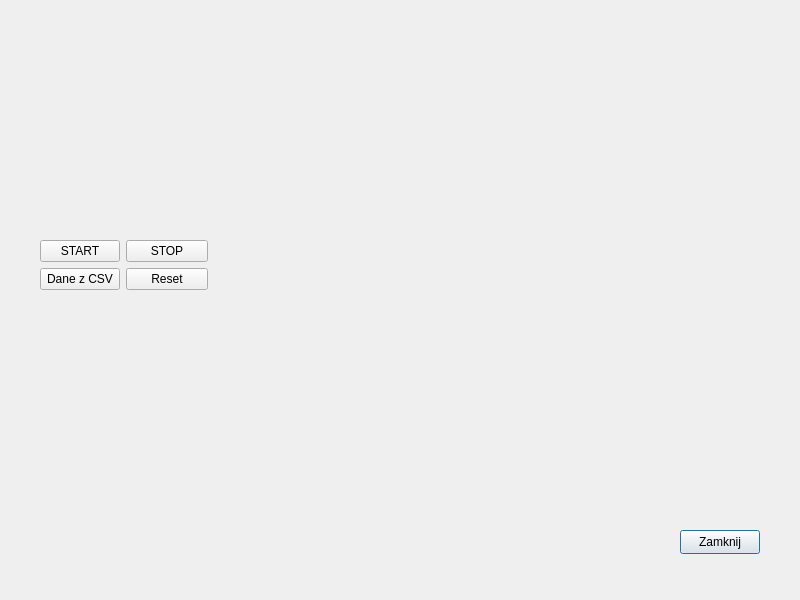
Qt form src/app/simwindow.ui (DomaszDomingo/Preventive_v2_0) before a commit.
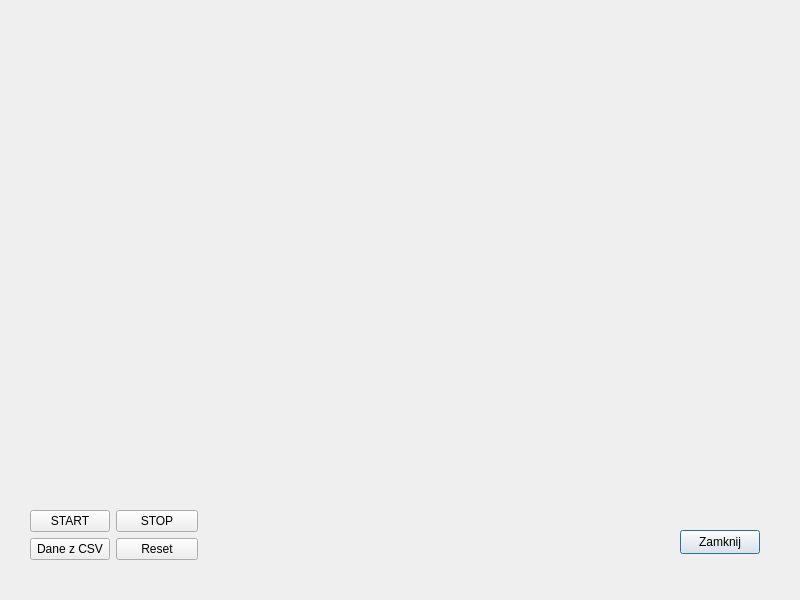
The same form after that commit. Custom widgets are drawn as their Qt base class.

```diff
--- a/src/app/simwindow.ui
+++ b/src/app/simwindow.ui
@@ -36,11 +36,11 @@
     </rect>
    </property>
   </widget>
-  <widget class="QWidget" name="">
+  <widget class="QWidget" name="layoutWidget">
    <property name="geometry">
     <rect>
-     <x>40</x>
-     <y>240</y>
+     <x>30</x>
+     <y>510</y>
      <width>168</width>
      <height>56</height>
     </rect>
```
